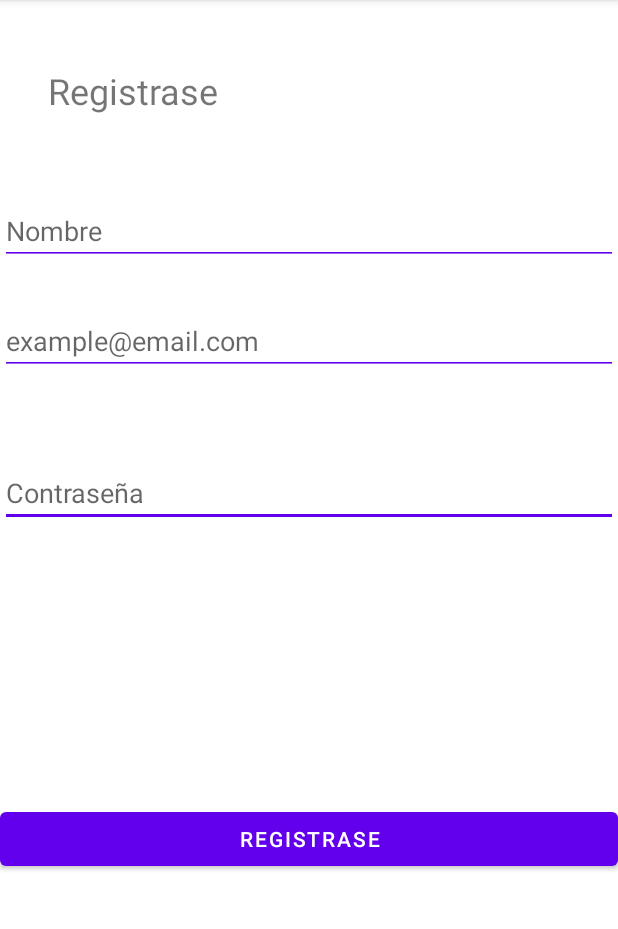
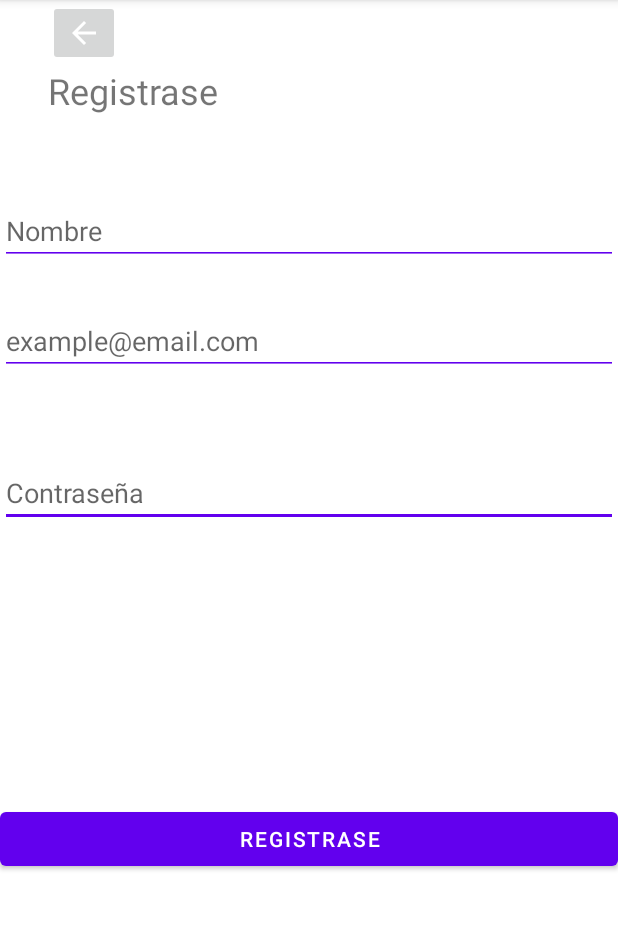
Before and after one commit to AlexMta7/Desafio2_DSM, an Android app: the Register_Activity screen opened directly, with no data from a screen before it, on a phone screen of 412 x 824 dp, the part 84-1013 px from its top. Run offline under Robolectric (Android 15) with nearby library versions, the phone set to English and light mode, and no system bars; our stand-ins replace Firebase (no records; nobody signed in at launch, a user with empty details on screens opened directly).

Commit message:
Login y Registro Completado

```diff
--- a/Desafio2_DSM/app/src/main/AndroidManifest.xml
+++ b/Desafio2_DSM/app/src/main/AndroidManifest.xml
@@ -1,6 +1,7 @@
 <?xml version="1.0" encoding="utf-8"?>
 <manifest xmlns:android="http://schemas.android.com/apk/res/android"
     package="sv.edu.udb.app_farmacia">
+    <uses-permission android:name="android.permission.INTERNET"/>
 
     <application
         android:allowBackup="true"
--- a/Desafio2_DSM/app/src/main/res/layout/activity_register.xml
+++ b/Desafio2_DSM/app/src/main/res/layout/activity_register.xml
@@ -12,13 +12,12 @@
         android:id="@+id/textView3"
         android:layout_width="118dp"
         android:layout_height="31dp"
-        android:layout_marginTop="44dp"
         android:text="Registrase"
         android:textSize="24sp"
         app:layout_constraintEnd_toEndOf="parent"
         app:layout_constraintHorizontal_bias="0.109"
         app:layout_constraintStart_toStartOf="parent"
-        app:layout_constraintTop_toTopOf="parent" /><![CDATA[
+        app:layout_constraintTop_toBottomOf="@+id/btnLoginBack" /><![CDATA[
 
     />
 
@@ -59,6 +58,7 @@
         android:ems="10"
         android:hint="example@email.com"
         android:inputType="textPersonName"
+        android:password="false"
         app:layout_constraintEnd_toEndOf="parent"
         app:layout_constraintHorizontal_bias="0.497"
         app:layout_constraintStart_toStartOf="parent"
@@ -92,11 +92,22 @@
         android:layout_width="match_parent"
         android:layout_height="wrap_content"
         android:layout_marginTop="184dp"
+        android:onClick="registrarUser"
         android:text="Registrase"
         app:layout_constraintEnd_toEndOf="parent"
         app:layout_constraintHorizontal_bias="0.0"
         app:layout_constraintStart_toStartOf="parent"
         app:layout_constraintTop_toBottomOf="@+id/editTextPass" />
+
+    <ImageButton
+        android:id="@+id/btnLoginBack"
+        android:layout_width="wrap_content"
+        android:layout_height="wrap_content"
+        app:layout_constraintEnd_toEndOf="parent"
+        app:layout_constraintHorizontal_bias="0.088"
+        app:layout_constraintStart_toStartOf="parent"
+        app:layout_constraintTop_toTopOf="parent"
+        app:srcCompat="@drawable/abc_vector_test" />
     <!--
         <Button
             android:id="@+id/button2"
```
Also changed, not shown: Desafio2_DSM/app/src/main/java/sv/edu/udb/app_farmacia/LoginActivity.java (+61 -10 lines), Desafio2_DSM/app/src/main/java/sv/edu/udb/app_farmacia/Register_Activity.java (+37 -54 lines), Desafio2_DSM/app/src/main/res/layout/activity_login.xml (+5 -3 lines).
